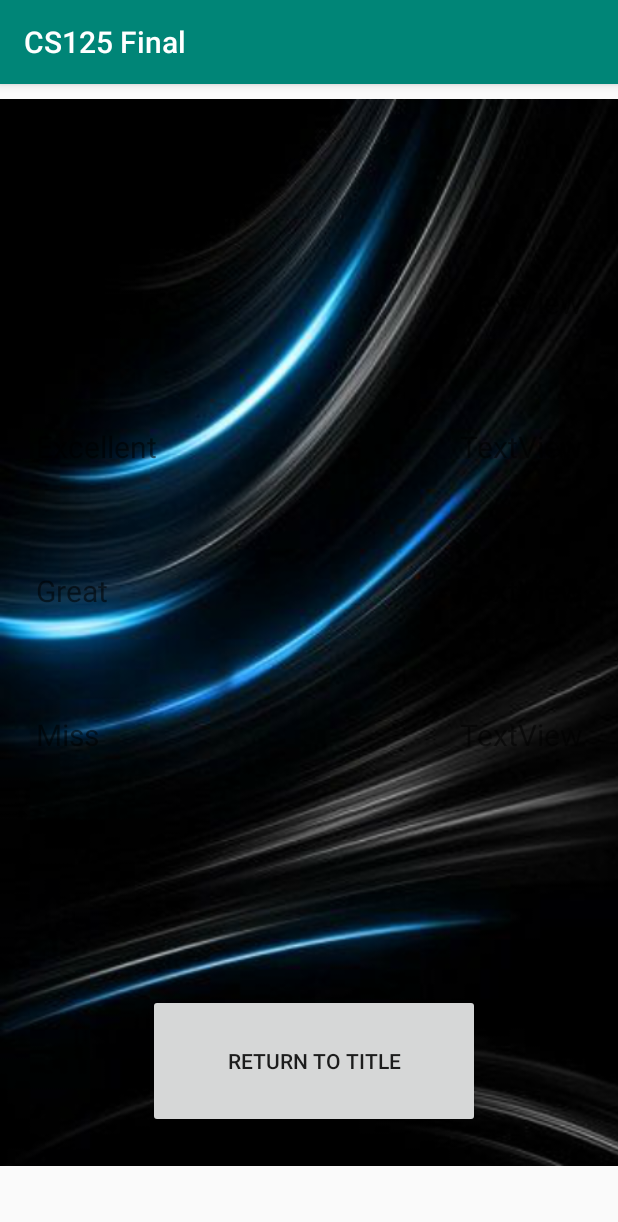
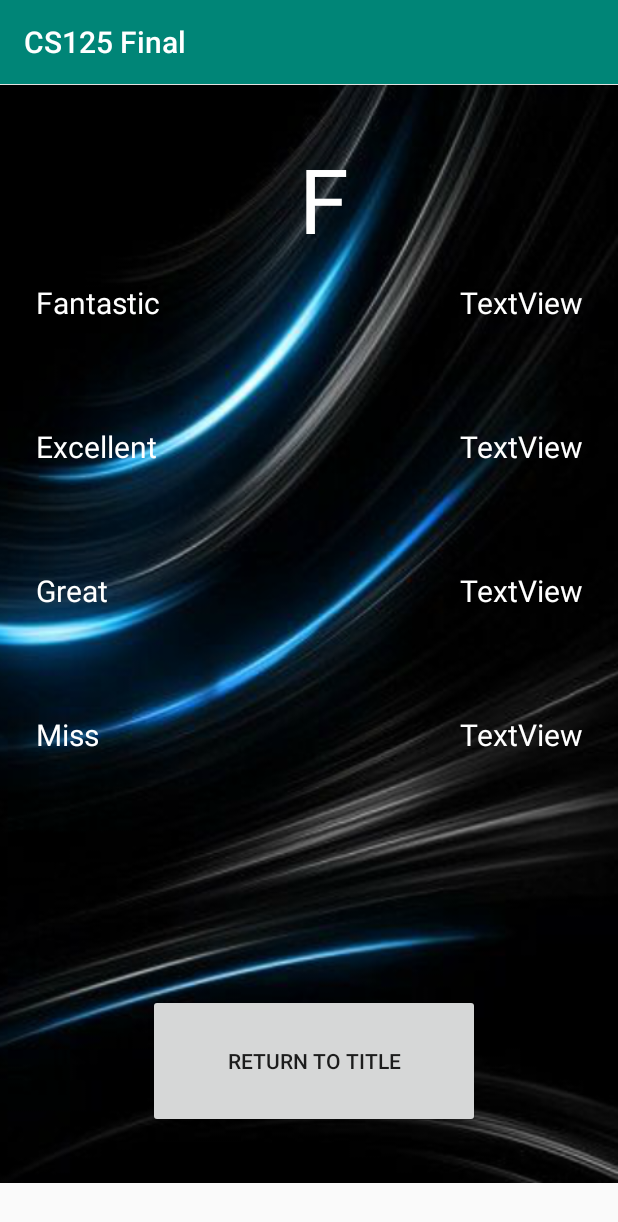
Before and after one commit to geonkim2/CS125Final, an Android app: the ResultActivity screen opened directly, with no data from a screen before it, on a phone screen of 412 x 824 dp. Shown: the top 1222 px of the screen. Run offline under Robolectric (Android 15) with nearby library versions, the light colour scheme and no system bars.

Commit message:
finished layout tasks

```diff
--- a/app/src/main/java/com/example/cs125final/MainActivity.java
+++ b/app/src/main/java/com/example/cs125final/MainActivity.java
@@ -4,9 +4,6 @@ import android.content.Intent;
 import android.support.v7.app.AppCompatActivity;
 import android.os.Bundle;
 
-/**This is everything they imported on the mp's
- * So I just copied and pasted lmao
- * We can just delete everything not being used later ;-; */
 import android.widget.Button;
 import android.widget.RelativeLayout;
 import android.widget.TextView;
@@ -34,7 +31,7 @@ public class MainActivity extends AppCompatActivity {
         super.onCreate(savedInstanceState);
         setContentView(R.layout.activity_main);
 
-        /** I'm just making title text work */
+        // I'm just making title text work
         titleText = findViewById(R.id.title);
         titleText.bringToFront();
         int white = getResources().getColor(R.color.white);
--- a/app/src/main/java/com/example/cs125final/ResultActivity.java
+++ b/app/src/main/java/com/example/cs125final/ResultActivity.java
@@ -42,6 +42,8 @@ public class ResultActivity extends AppCompatActivity {
         wordMiss = findViewById(R.id.miss_word);
         missNumber = findViewById(R.id.miss_number);
 
+        score.bringToFront();
+        nice.bringToFront();
         wordFantastic.bringToFront();
         fantasticNumber.bringToFront();
         wordExcellent.bringToFront();
@@ -60,6 +62,18 @@ public class ResultActivity extends AppCompatActivity {
         greatNumber.setTextSize(20);
         wordMiss.setTextSize(20);
         missNumber.setTextSize(20);
+
+        int white = getResources().getColor(R.color.white);
+        score.setTextColor(white);
+        nice.setTextColor(white);
+        wordFantastic.setTextColor(white);
+        fantasticNumber.setTextColor(white);
+        wordExcellent.setTextColor(white);
+        excellentNumber.setTextColor(white);
+        wordGreat.setTextColor(white);
+        greatNumber.setTextColor(white);
+        wordMiss.setTextColor(white);
+        missNumber.setTextColor(white);
 
         isNice();
     }
--- a/app/src/main/res/layout/activity_result.xml
+++ b/app/src/main/res/layout/activity_result.xml
@@ -143,10 +143,10 @@
 
     <ImageView
         android:id="@+id/imageView4"
-        android:layout_width="414dp"
-        android:layout_height="731dp"
+        android:layout_width="412dp"
+        android:layout_height="733dp"
         app:srcCompat="@drawable/results_background"
         tools:layout_editor_absoluteX="0dp"
-        tools:layout_editor_absoluteY="1dp" />
+        tools:layout_editor_absoluteY="0dp" />
 
 </android.support.constraint.ConstraintLayout>
```
Also changed, not shown: app/src/main/res/layout/activity_game.xml (+5 -4 lines), app/src/main/res/drawable-v24/results_background.png.
